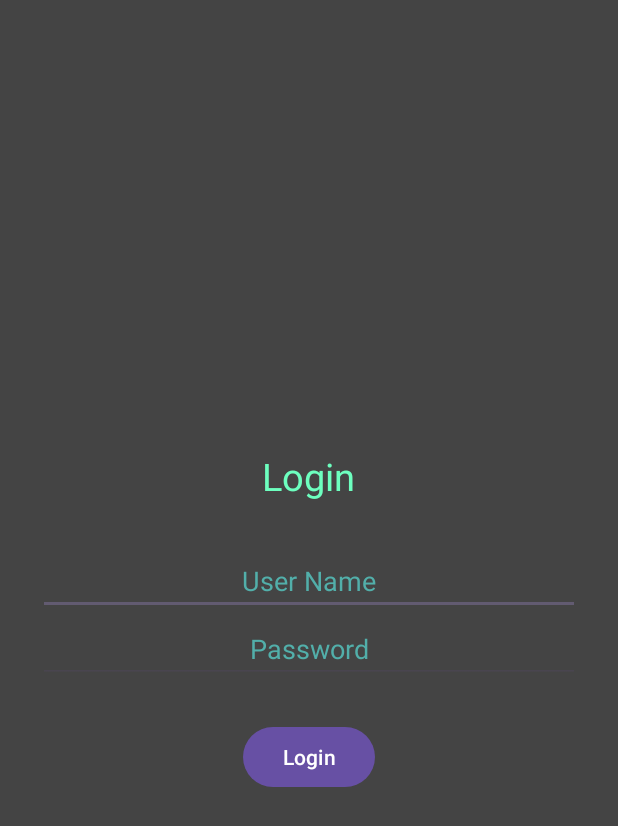
After one commit to MickaelMoon/Android-NotaBene, an Android app: the LoginActivity screen opened directly, with no data from a screen before it, on a phone screen of 412 x 824 dp. The commit adds this screen. Shown: the top 826 px of the screen. Run offline under Robolectric (Android 15) with nearby library versions, the phone set to English and light mode, and no system bars; network calls fail; 1 statement that could not run was skipped.

Commit message:
add login files

```diff
--- a/app/src/main/AndroidManifest.xml
+++ b/app/src/main/AndroidManifest.xml
@@ -14,6 +14,11 @@
         android:supportsRtl="true"
         android:theme="@style/Theme.NotaBene"
         tools:targetApi="31" >
+
+        <activity
+            android:name=".view.LoginActivity"
+            android:exported="false"/>
+
         <activity
             android:name=".view.MainActivity"
             android:exported="true" >
--- /dev/null
+++ b/app/src/main/java/com/example/notabene/model/user_model/ApiResponse.kt
@@ -0,0 +1,6 @@
+package com.example.notabene.model.user_model
+
+data class ApiResponse(
+    val message: String,
+    val userId: Int
+)
--- /dev/null
+++ b/app/src/main/java/com/example/notabene/model/user_model/LoginData.kt
@@ -0,0 +1,6 @@
+package com.example.notabene.model.user_model
+
+data class LoginData(
+    val login: String,
+    val password: String
+)
--- /dev/null
+++ b/app/src/main/java/com/example/notabene/network/services/LoginApiService.kt
@@ -0,0 +1,14 @@
+package com.example.notabene.network.services
+
+import com.example.notabene.model.user_model.ApiResponse
+import com.example.notabene.model.user_model.LoginData
+import retrofit2.Call
+import retrofit2.Response
+import retrofit2.http.Body
+import retrofit2.http.POST
+
+interface LoginApiService {
+
+    @POST("/user/login")
+    suspend fun login(@Body loginData: LoginData): ApiResponse
+}
--- a/app/src/main/java/com/example/notabene/network/services/NoteApiService.kt
+++ b/app/src/main/java/com/example/notabene/network/services/NoteApiService.kt
@@ -5,6 +5,7 @@ import com.example.notabene.model.note_model.NoteDto
 
 import io.reactivex.rxjava3.core.Flowable
 import retrofit2.http.GET
+import retrofit2.http.POST
 import retrofit2.http.Path
 
 interface NoteApiService {
--- /dev/null
+++ b/app/src/main/java/com/example/notabene/view/LoginActivity.kt
@@ -0,0 +1,59 @@
+package com.example.notabene.view
+
+import android.os.Bundle
+import android.util.Log
+import android.widget.Button
+import android.widget.EditText
+import android.widget.Toast
+import androidx.appcompat.app.AppCompatActivity
+import androidx.lifecycle.ViewModelProvider
+import androidx.lifecycle.lifecycleScope
+import com.example.notabene.R
+import com.example.notabene.di.injectModuleDependencies
+import com.example.notabene.di.parseConfigurationAndAddItToInjectionModules
+import com.example.notabene.model.user_model.ApiResponse
+import com.example.notabene.network.services.LoginApiService
+import com.example.notabene.repositories.LoginRepository
+import com.example.notabene.viewmodel.LoginViewModel
+import com.example.notabene.viewmodel.NotesViewModel
+import kotlinx.coroutines.launch
+import okhttp3.MediaType.Companion.toMediaTypeOrNull
+import okhttp3.RequestBody.Companion.toRequestBody
+import org.json.JSONObject
+import org.koin.androidx.viewmodel.ext.android.viewModel
+import javax.security.auth.callback.Callback
+
+class LoginActivity: AppCompatActivity() {
+    private val loginViewModel: LoginViewModel by viewModel()
+    override fun onCreate(savedInstanceState: Bundle?) {
+        super.onCreate(savedInstanceState)
+        setContentView(R.layout.connection_layout)
+
+        parseConfigurationAndAddItToInjectionModules()
+        injectModuleDependencies(this@LoginActivity)
+
+        // get reference to all views
+        var et_user_name = findViewById(R.id.et_user_name) as EditText
+        var et_password = findViewById(R.id.et_password) as EditText
+        var btn_submit = findViewById(R.id.btn_submit) as Button
+
+
+
+        // set on-click listener
+        btn_submit.setOnClickListener {
+            val login = et_user_name.text.toString()
+            val password = et_password.text.toString()
+            lifecycleScope.launch {
+                try {
+                    val response = loginViewModel.login(login, password)
+                    if(response.message == "Success") {
+                        Toast.makeText(this@LoginActivity, "Login success", Toast.LENGTH_LONG).show()
+                    }
+                } catch (e: Exception) {
+                    Toast.makeText(this@LoginActivity, "Login failed", Toast.LENGTH_LONG).show()
+                }
+            }
+
+        }
+    }
+}
--- /dev/null
+++ b/app/src/main/res/layout/connection_layout.xml
@@ -0,0 +1,55 @@
+<?xml version="1.0" encoding="utf-8"?>
+<androidx.constraintlayout.widget.ConstraintLayout
+    xmlns:android="http://schemas.android.com/apk/res/android"
+    xmlns:tools="http://schemas.android.com/tools"
+    android:layout_width="match_parent"
+    android:layout_height="match_parent"
+    tools:context=".view.LoginActivity">
+    <LinearLayout
+        android:id="@+id/ll_main_layout"
+        android:layout_width="match_parent"
+        android:layout_height="match_parent"
+        android:gravity="center"
+        android:background="#444444"
+        android:padding="25dp"
+        android:orientation="vertical">
+        <TextView
+            android:layout_width="wrap_content"
+            android:layout_height="wrap_content"
+            android:textSize="25dp"
+            android:textColor="#6dffbf"
+            android:padding="30dp"
+            android:text="Login"/>
+        <EditText
+            android:id="@+id/et_user_name"
+            android:hint="User Name"
+            android:textColor="#6bfff7"
+            android:textColorHint="#52afaa"
+            android:textAlignment="center"
+            android:layout_width="match_parent"
+            android:layout_height="wrap_content"/>
+        <EditText
+            android:id="@+id/et_password"
+            android:hint="Password"
+            android:textColor="#6bfff7"
+            android:textColorHint="#52afaa"
+            android:textAlignment="center"
+            android:inputType="textPassword"
+            android:layout_width="match_parent"
+            android:layout_height="wrap_content"/>
+        <LinearLayout
+            android:layout_width="match_parent"
+            android:layout_height="wrap_content"
+            android:gravity="center"
+            android:padding="25dp"
+            android:orientation="horizontal">
+            <Button
+                android:id="@+id/btn_submit"
+                android:text="Login"
+                android:textAllCaps="false"
+                android:layout_width="wrap_content"
+                android:layout_height="wrap_content" />
+        </LinearLayout>
+    </LinearLayout>
+
+</androidx.constraintlayout.widget.ConstraintLayout>
```
Also changed, not shown: app/src/main/java/com/example/notabene/di/modules/coreModule.kt (+7 -0 lines), app/src/main/java/com/example/notabene/repositories/LoginRepository.kt (added, +14 -0 lines), app/src/main/java/com/example/notabene/view/MainActivity.kt (+8 -0 lines), app/src/main/java/com/example/notabene/viewmodel/LoginViewModel.kt (added, +17 -0 lines), app/src/main/java/com/example/notabene/viewmodel/NotesViewModel.kt (+0 -11 lines), app/src/main/res/layout/activity_main.xml (+7 -0 lines).
